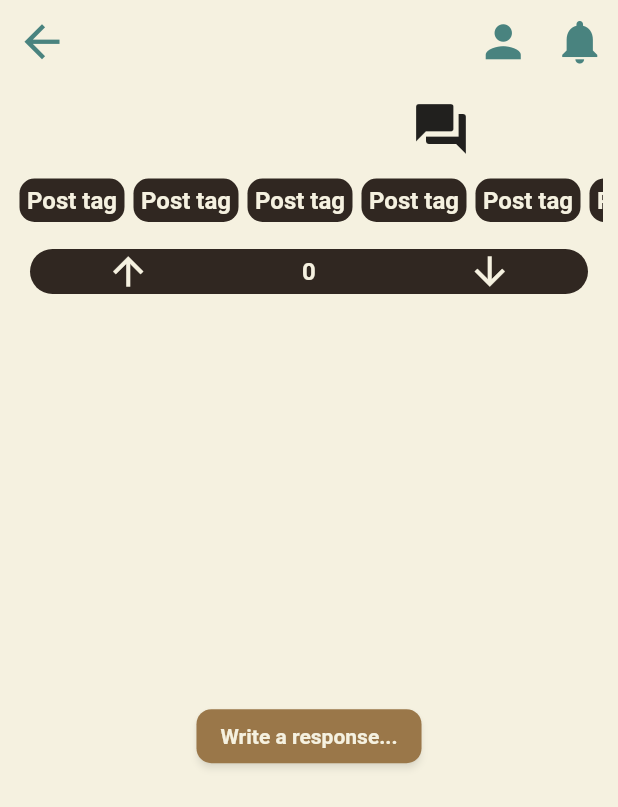
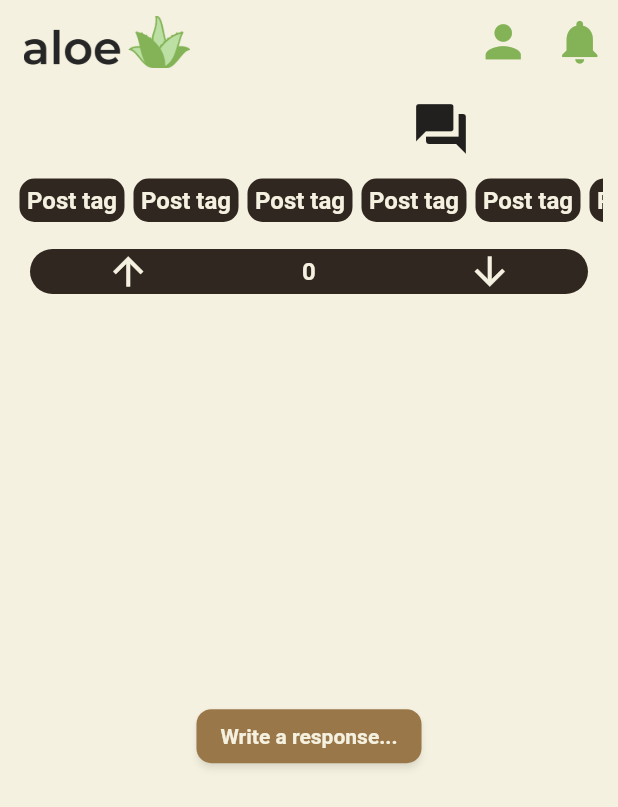
Before and after one commit to DECO-Bomb-Squad/plants, a Flutter app: the PostScreen screen opened directly with empty values, on a phone screen of 412 x 824 dp. Shown: the top 807 px of the screen. Run offline on Flutter 3.47's test engine with Material 2 defaults, Android fonts, the phone set to English and light mode, and no system bars; our stand-ins replace dio, firebase_core, firebase_messaging, flutter_typeahead, get_it, image_picker and 3 more; missing offline and left inert: azblob, firebase_core_web, firebase_messaging_web, flutter_secure_storage_web, shared_preferences_web; accounts and stored records are empty; project files that could hold a hidden picture were left out.

Commit message:
The start:tm:

```diff
--- a/src/app/lib/base/header_sliver.dart
+++ b/src/app/lib/base/header_sliver.dart
@@ -8,21 +8,24 @@ List<Widget> StandardHeaderBuilder(BuildContext context, bool innerBoxIsScrolled
     {bool hasBackButton = true, bool hasLogout = false}) {
   return <Widget>[
     SliverAppBar(
-      leading: hasBackButton
-          ? IconButton(icon: const Icon(Icons.arrow_back), onPressed: (() => Navigator.of(context).pop()))
-          : null,
+      automaticallyImplyLeading: false, // Prevents an implicit back button from rendering
+      leading: null,
+          // hasBackButton
+          // ? IconButton(icon: const Icon(Icons.arrow_back), onPressed: (() => Navigator.of(context).pop()))
+          // : null,
       backgroundColor: lightColour,
       shadowColor: lightColour,
-      title: hasBackButton
-          ? null
-          : const Image(
+      title: //hasBackButton
+      //     ? null
+      //     :
+      const Image(
               image: AssetImage('assets/head.png'),
               height: 35,
             ),
       pinned: false,
       floating: true,
       forceElevated: innerBoxIsScrolled,
-      iconTheme: const IconThemeData(color: darkHighlight, size: 35),
+      iconTheme: const IconThemeData(color: accent, size: 35),
       actions: [
         if (hasLogout)
           IconButton(
--- a/src/app/lib/utils/visual_pattern.dart
+++ b/src/app/lib/utils/visual_pattern.dart
@@ -82,7 +82,7 @@ BoxDecoration smallPlantComponent = BoxDecoration(
 );
 
 BoxDecoration smallPostComponent = BoxDecoration(
-  color: mutedAccent,
+  color: lightHighlight,
   borderRadius: BorderRadius.circular(radius),
 );
 
```
